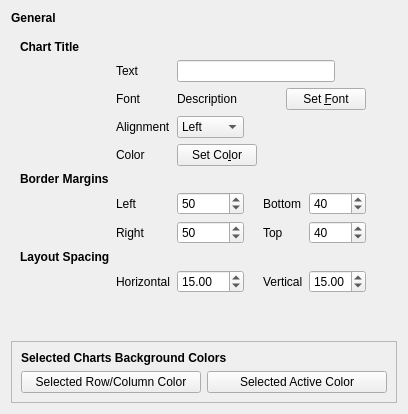
Above: Qt/Components/Resources/UI/pqPlotMatrixOptionsWidget.ui from Kitware/ParaView before the change. Below: the same form after it.
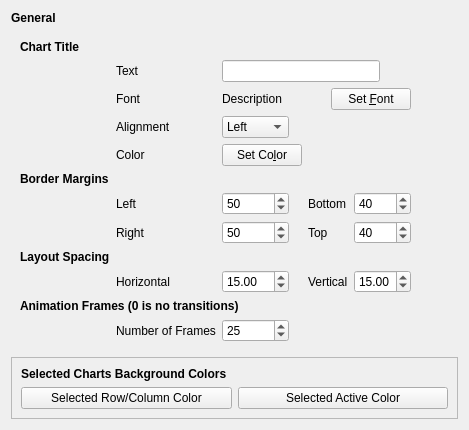
That is the form after the change. Custom widgets are drawn as their Qt base class.

Commit message:
Added an option to change the number of frames
Can be used to speed up or disable the transitions in scatter plot
matrix transitions.

```diff
--- a/Qt/Components/Resources/UI/pqPlotMatrixOptionsWidget.ui
+++ b/Qt/Components/Resources/UI/pqPlotMatrixOptionsWidget.ui
@@ -6,7 +6,7 @@
    <rect>
     <x>0</x>
     <y>0</y>
-    <width>368</width>
+    <width>469</width>
     <height>413</height>
    </rect>
   </property>
@@ -289,7 +289,49 @@
          </property>
         </widget>
        </item>
-       <item row="10" column="1">
+       <item row="10" column="0" colspan="5">
+        <widget class="QLabel" name="label_animation">
+         <property name="font">
+          <font>
+           <weight>75</weight>
+           <bold>true</bold>
+          </font>
+         </property>
+         <property name="text">
+          <string>Animation Frames (0 is no transitions)</string>
+         </property>
+        </widget>
+       </item>
+       <item row="11" column="1">
+        <widget class="QLabel" name="labelAnimationFrames">
+         <property name="sizePolicy">
+          <sizepolicy hsizetype="Minimum" vsizetype="Preferred">
+           <horstretch>0</horstretch>
+           <verstretch>0</verstretch>
+          </sizepolicy>
+         </property>
+         <property name="text">
+          <string>Number of Frames</string>
+         </property>
+        </widget>
+       </item>
+       <item row="11" column="2">
+        <widget class="QSpinBox" name="NumberOfFrames">
+         <property name="sizePolicy">
+          <sizepolicy hsizetype="Minimum" vsizetype="Fixed">
+           <horstretch>0</horstretch>
+           <verstretch>0</verstretch>
+          </sizepolicy>
+         </property>
+         <property name="maximum">
+          <number>50</number>
+         </property>
+         <property name="value">
+          <number>25</number>
+         </property>
+        </widget>
+       </item>
+       <item row="12" column="1">
         <spacer name="verticalSpacer">
          <property name="orientation">
           <enum>Qt::Vertical</enum>
```
The commit also changes 1 other file.
